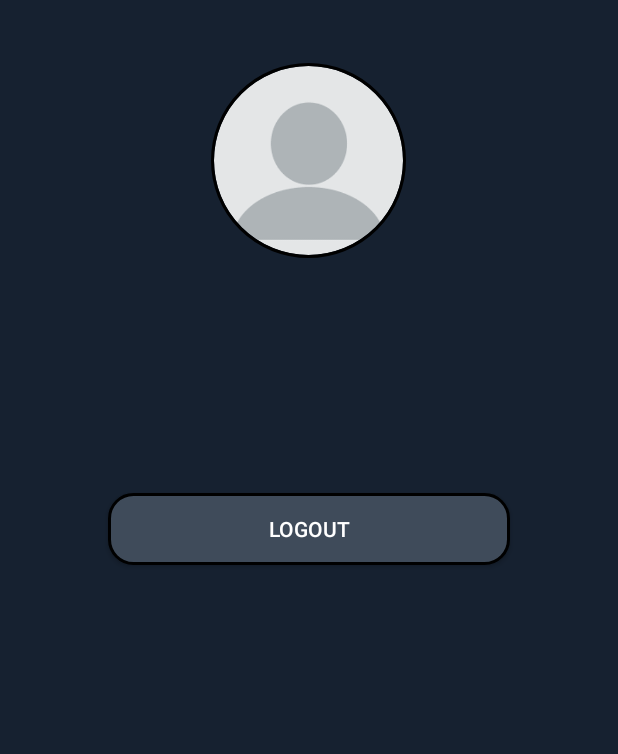
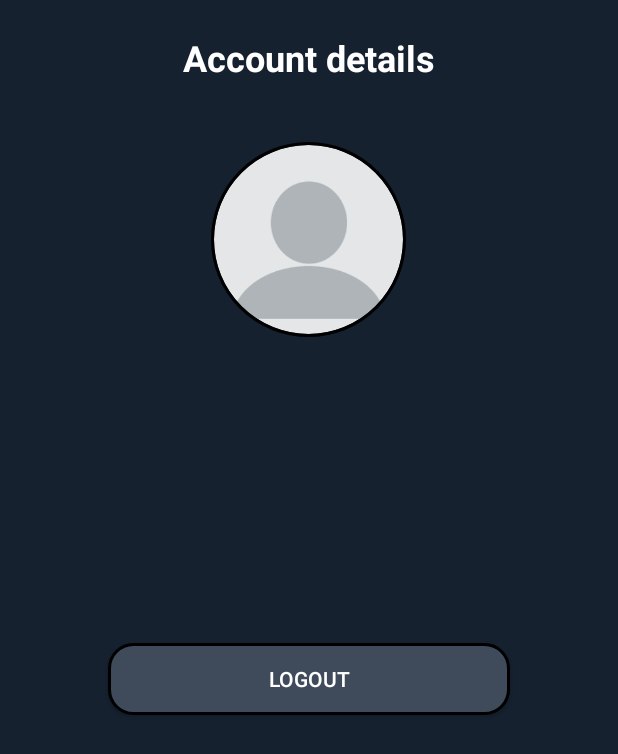
Before and after one commit to jeelpatel0362/BankBalanceCheckApp, an Android app: the HomeScreen screen opened directly, with no data from a screen before it, after a tap on "ACCOUNT DETAILS", on a phone screen of 412 x 824 dp. Shown: the top 754 px of the screen. Run offline under Robolectric (Android 15) with nearby library versions, the phone set to English and light mode, and no system bars; our stand-ins replace CircleImageView; 1 statement that could not run was skipped.

Commit message:
home screen

```diff
--- a/app/src/main/java/com/example/bankbalancecheckapp/AccountDetails.java
+++ b/app/src/main/java/com/example/bankbalancecheckapp/AccountDetails.java
@@ -32,12 +32,14 @@ public class AccountDetails extends AppCompatActivity {
         TextView nameText = findViewById(R.id.nameText);
         TextView accountNumberText = findViewById(R.id.accountNumber);
         TextView balanceText = findViewById(R.id.balanceText);
+        TextView mobileNumber = findViewById(R.id.mobileNumber);
 
 
         if (userData != null) {
             nameText.setText("Name: " + userData.getName());
             accountNumberText.setText("Account Number: " + userData.getAccountNumber());
             balanceText.setText("Account Balance: " + userData.getBalance());
+            mobileNumber.setText("Mobile Number: " + userData.getMobileNumber());
         }
     }
         public void logoutUser (View view){
--- a/app/src/main/java/com/example/bankbalancecheckapp/LoginPage.java
+++ b/app/src/main/java/com/example/bankbalancecheckapp/LoginPage.java
@@ -43,6 +43,7 @@ public class LoginPage extends AppCompatActivity {
         SharedPreferences prefs = getSharedPreferences("BankAppPrefs", MODE_PRIVATE);
         String storedAccountNumber = prefs.getString("accountNumber", null);
         String storedPassword = prefs.getString("password", null);
+        String storedMobileNumber = prefs.getString("mobileNumber", null);
 
         if (TextUtils.isEmpty(accountNumber) || TextUtils.isEmpty(password)) {
             Toast.makeText(this, "Please fill all details", Toast.LENGTH_SHORT).show();
@@ -62,7 +63,7 @@ public class LoginPage extends AppCompatActivity {
             prefs.edit().putBoolean("isLoggedIn", true).apply();
 
             String name = prefs.getString("userName", "user");
-            UserData userData = new UserData(name, storedAccountNumber, 10000.0);
+            UserData userData = new UserData(name, storedAccountNumber, 10000.0,storedMobileNumber);
             Toast.makeText(this, "Login Successfully", Toast.LENGTH_SHORT).show();
             Intent intent = new Intent(this, HomeScreen.class);
             intent.putExtra("user", userData);
--- a/app/src/main/res/layout/activity_account_details.xml
+++ b/app/src/main/res/layout/activity_account_details.xml
@@ -9,6 +9,16 @@
     android:padding="22dp"
     android:background="@color/bgcolor"
     tools:context=".AccountDetails">
+
+    <TextView
+        android:layout_width="wrap_content"
+        android:layout_height="wrap_content"
+        android:text="Account details"
+        android:textSize="24sp"
+        android:textColor="@color/white"
+        android:textStyle="bold"
+        android:layout_gravity="center"
+        android:layout_marginBottom="20dp"/>
 
     <de.hdodenhof.circleimageview.CircleImageView
         android:id="@+id/user_profile"
@@ -41,8 +51,17 @@
         android:text=""
         android:textColor="@color/white"
         android:layout_gravity="center"
-        android:layout_marginTop="20dp"
+        android:layout_marginTop="10dp"
         android:textSize="18sp"/>
+    <TextView
+        android:id="@+id/mobileNumber"
+        android:layout_width="wrap_content"
+        android:layout_height="wrap_content"
+        android:text=""
+        android:textColor="@color/white"
+        android:layout_gravity="center"
+        android:layout_marginTop="10dp"
+        android:textSize="20sp"/>
 
     <TextView
         android:id="@+id/balanceText"
@@ -58,6 +77,7 @@
         android:layout_width="match_parent"
         android:layout_height="wrap_content"
         android:layout_marginHorizontal="50dp"
+        android:layout_marginTop="20dp"
         android:text="Logout"
         android:textColor="@color/white"
         android:background="@drawable/custombtn"
```
Also changed, not shown: app/src/main/java/com/example/bankbalancecheckapp/UserData.java (+7 -2 lines), app/src/main/res/layout/activity_transfer_money.xml (+42 -3 lines).
